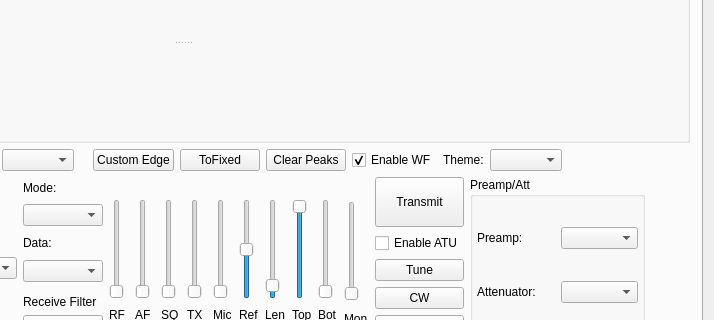
Above: wfmain.ui from adecarolis/wfweb before the change; both pictures show x 349 to 1063 and y 130 to 450 of the 1063 by 569 pixel window. Below: the same form after it.
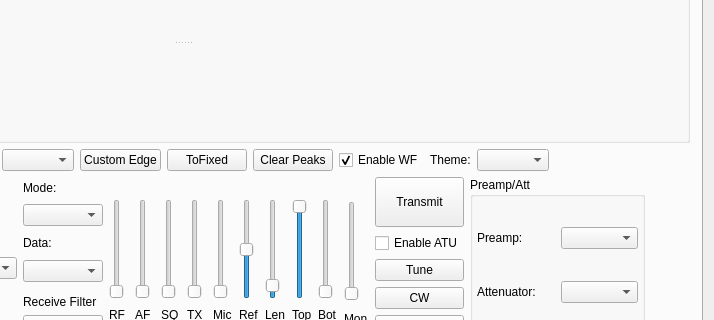
That is the form after the change. The open tabs and pages were chosen to show the change. Custom widgets are drawn as their Qt base class.

Patch:
```diff
--- a/wfmain.ui
+++ b/wfmain.ui
@@ -117,19 +117,6 @@
             </property>
            </widget>
           </item>
-          <item>
-           <widget class="QLabel" name="scopeOutOfRangeLabel">
-            <property name="minimumSize">
-             <size>
-              <width>5</width>
-              <height>0</height>
-             </size>
-            </property>
-            <property name="text">
-             <string/>
-            </property>
-           </widget>
-          </item>
           <item>
            <widget class="QPushButton" name="customEdgeBtn">
             <property name="toolTip">
```
Left out of the diff: 6 changed lines with no effect on the pictures.
